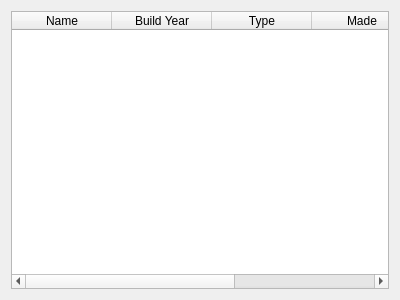
Old version of the form Display/addcomtosci.ui in the repository alexi15/verk1.
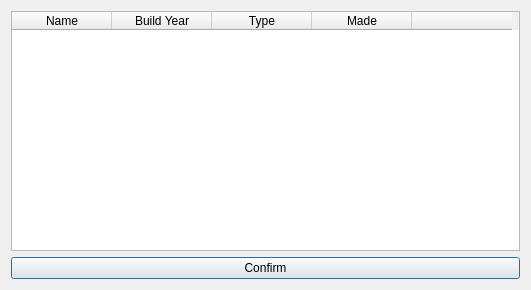
New version of the form.

```diff
--- a/Display/addcomtosci.ui
+++ b/Display/addcomtosci.ui
@@ -6,8 +6,8 @@
    <rect>
     <x>0</x>
     <y>0</y>
-    <width>400</width>
-    <height>300</height>
+    <width>531</width>
+    <height>290</height>
    </rect>
   </property>
   <property name="windowTitle">
@@ -43,6 +43,13 @@
      </column>
     </widget>
    </item>
+   <item>
+    <widget class="QPushButton" name="pushButton">
+     <property name="text">
+      <string>Confirm</string>
+     </property>
+    </widget>
+   </item>
   </layout>
  </widget>
  <resources/>
```
Left out of the diff: 8 changed lines with no effect on the pictures.
